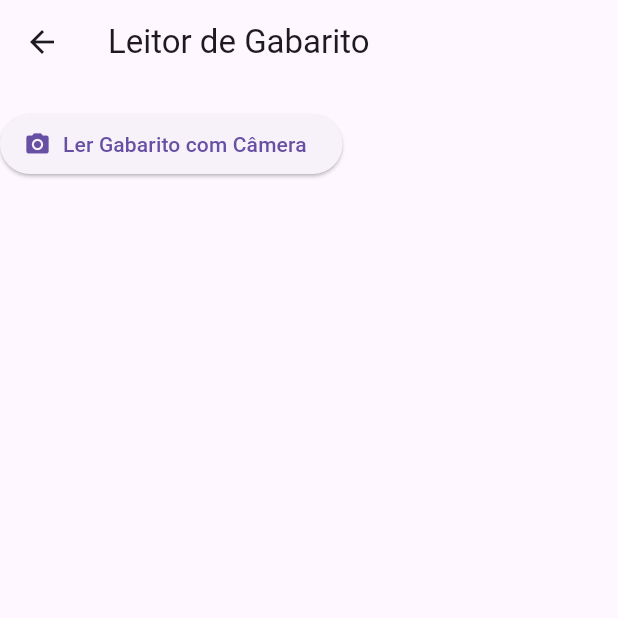
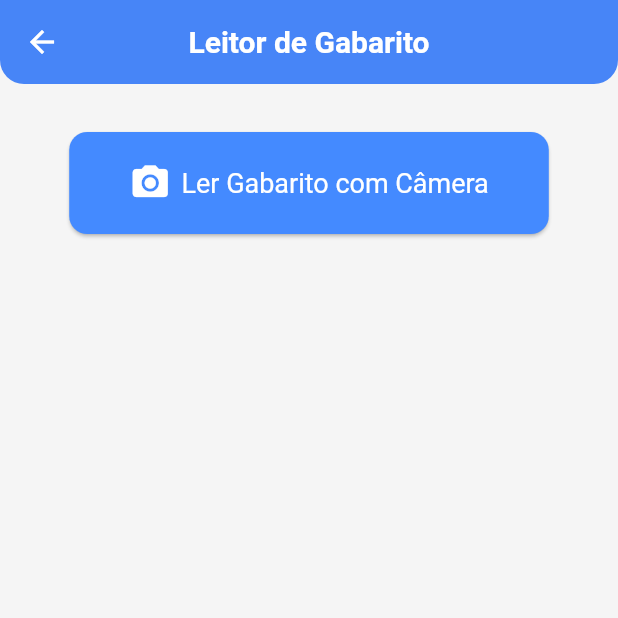
Before and after one commit to PatrickPierre1/Hackathon2025, a Flutter app: the GabaritoOCRPage screen opened directly with empty values, on a phone screen of 412 x 824 dp, the top half of it. Run offline on Flutter 3.47's test engine with Material 3 defaults, Android fonts, the phone set to English and light mode, and no system bars; our stand-ins replace image_picker; missing offline and left inert: google_mlkit_text_recognition; network calls fail.

Commit message:
Feat: Estilizado paginas de acordo com layout web

```diff
--- a/frontend/lib/ui/pages/gabaritos_ocr_page.dart
+++ b/frontend/lib/ui/pages/gabaritos_ocr_page.dart
@@ -1,6 +1,7 @@
 import 'dart:convert';
 
 import 'package:flutter/material.dart';
+import 'package:frontend/ui/widgets/custom_appbar.dart';
 import 'package:google_mlkit_text_recognition/google_mlkit_text_recognition.dart';
 import 'package:image_picker/image_picker.dart';
 import '../../datasources/remote/gabarito_remote.dart';
@@ -75,41 +76,77 @@ class _GabaritoOCRPageState extends State<GabaritoOCRPage> {
   @override
   Widget build(BuildContext context) {
     return Scaffold(
-      appBar: AppBar(title: const Text('Leitor de Gabarito')),
+      appBar: const CustomAppBar(title: 'Leitor de Gabarito'),
+      backgroundColor: Colors.grey[100],
       floatingActionButton: respostas.isNotEmpty
           ? FloatingActionButton.extended(
         onPressed: _enviarRespostas,
         icon: const Icon(Icons.send),
         label: const Text('Enviar'),
+        backgroundColor: Colors.blueAccent,
       )
           : null,
       body: Column(
         children: [
-          const SizedBox(height: 16),
-          ElevatedButton.icon(
-            onPressed: carregando ? null : _lerImagem,
-            icon: const Icon(Icons.camera_alt),
-            label: const Text('Ler Gabarito com Câmera'),
+          const SizedBox(height: 32),
+          Center(
+            child: ElevatedButton.icon(
+              style: ElevatedButton.styleFrom(
+                foregroundColor: Colors.white,
+                backgroundColor: Colors.blueAccent,
+                padding:
+                const EdgeInsets.symmetric(horizontal: 40, vertical: 20),
+                textStyle: const TextStyle(fontSize: 18),
+                shape: RoundedRectangleBorder(
+                  borderRadius: BorderRadius.circular(12),
+                ),
+              ),
+              onPressed: carregando ? null : _lerImagem,
+              icon: const Icon(Icons.camera_alt, size: 28, color: Colors.white),
+              label: const Text('Ler Gabarito com Câmera'),
+
+            ),
           ),
-          const SizedBox(height: 16),
+          const SizedBox(height: 24),
           if (carregando) const CircularProgressIndicator(),
           if (erro != null)
             Padding(
-              padding: const EdgeInsets.all(8.0),
-              child: Text(erro!, style: const TextStyle(color: Colors.red)),
+              padding: const EdgeInsets.all(16.0),
+              child: Text(
+                erro!,
+                style: const TextStyle(color: Colors.red),
+              ),
             ),
           if (respostas.isNotEmpty)
             Expanded(
-              child: ListView(
-                children: respostas.entries
-                    .map(
-                      (entry) =>
-                      ListTile(
-                        title: Text('Questão ${entry.key}'),
-                        trailing: Text(entry.value),
+              child: ListView.builder(
+                padding: const EdgeInsets.all(16),
+                itemCount: respostas.length,
+                itemBuilder: (context, index) {
+                  final questao = respostas.keys.elementAt(index);
+                  final resposta = respostas[questao]!;
+                  return Card(
+                    margin: const EdgeInsets.symmetric(vertical: 6),
+                    shape: RoundedRectangleBorder(
+                      borderRadius: BorderRadius.circular(12),
+                    ),
+                    elevation: 2,
+                    child: ListTile(
+                      title: Text(
+                        'Questão $questao',
+                        style: const TextStyle(fontWeight: FontWeight.bold),
                       ),
-                )
-                    .toList(),
+                      trailing: Text(
+                        resposta,
+                        style: const TextStyle(
+                          color: Colors.blueAccent,
+                          fontSize: 16,
+                          fontWeight: FontWeight.w600,
+                        ),
+                      ),
+                    ),
+                  );
+                },
               ),
             ),
         ],
--- /dev/null
+++ b/frontend/lib/ui/widgets/custom_appbar.dart
@@ -0,0 +1,39 @@
+import 'package:flutter/material.dart';
+
+class CustomAppBar extends StatelessWidget implements PreferredSizeWidget {
+  final String title;
+  final bool showBack;
+
+  const CustomAppBar({
+    super.key,
+    required this.title,
+    this.showBack = true,
+  });
+
+  @override
+  Size get preferredSize => const Size.fromHeight(kToolbarHeight);
+
+  @override
+  Widget build(BuildContext context) {
+    return AppBar(
+      backgroundColor: Colors.blueAccent,
+      foregroundColor: Colors.white,
+      elevation: 4,
+      centerTitle: true,
+      automaticallyImplyLeading: showBack,
+      title: Text(
+        title,
+        style: const TextStyle(
+          fontWeight: FontWeight.w600,
+          fontSize: 20,
+          color: Colors.white,
+        ),
+      ),
+      shape: const RoundedRectangleBorder(
+        borderRadius: BorderRadius.vertical(
+          bottom: Radius.circular(16),
+        ),
+      ),
+    );
+  }
+}
```
Also changed, not shown: frontend/lib/ui/pages/aluno_page.dart (+46 -15 lines), frontend/lib/ui/pages/disciplina_page.dart (+55 -22 lines), frontend/lib/ui/pages/turma_page.dart (+47 -18 lines).
